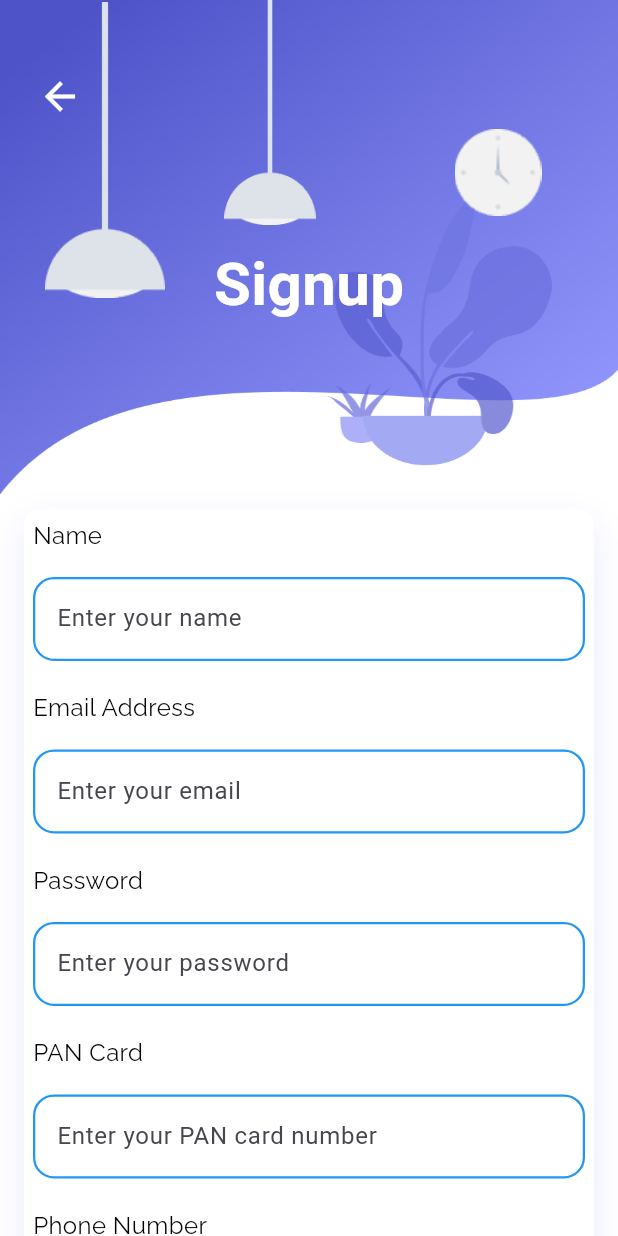
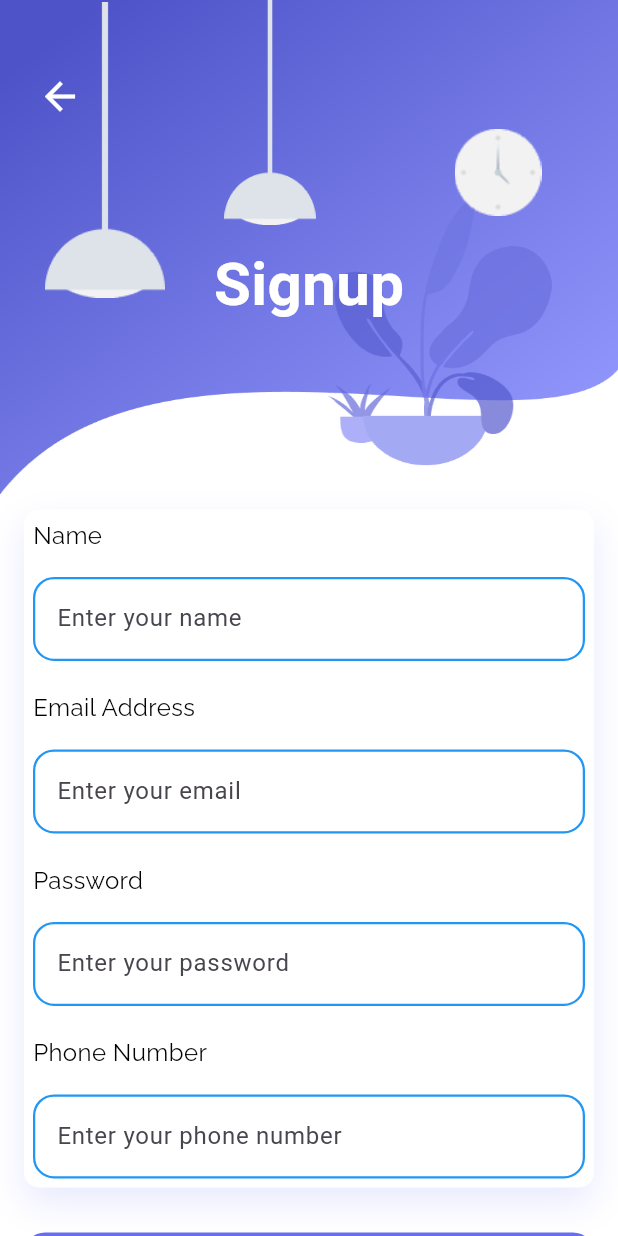
Before and after one commit to chinmaykatdare05/Real-Estate-Immersion, a Flutter app: the SignupPage screen opened by its route, on a phone screen of 412 x 824 dp. Run offline on Flutter 3.47's test engine with Material 3 defaults, Android fonts, the phone set to English and light mode, and no system bars; our stand-ins replace animate_do, cloud_firestore, firebase_auth, firebase_core, fluttertoast, google_fonts; accounts and stored records are empty.

Commit message:
Removed PAN Card from everywhere

```diff
--- a/lib/pages/home/profile.dart
+++ b/lib/pages/home/profile.dart
@@ -35,7 +35,6 @@ class _ProfileScreenState extends State<ProfileScreen> {
           name: userData['name'] ?? '',
           email: userData['email'] ?? '',
           phone: userData['phoneNumber'] ?? '',
-          pan: userData['panCard'] ?? '',
         ),
       ),
     );
@@ -62,8 +61,7 @@ class _ProfileScreenState extends State<ProfileScreen> {
 
         return Scaffold(
           body: SingleChildScrollView(
-            padding: const EdgeInsets.fromLTRB(
-                20.0, 60.0, 20.0, 20.0), // Added padding at the top
+            padding: const EdgeInsets.fromLTRB(20.0, 60.0, 20.0, 20.0),
             child: Column(
               children: [
                 ListTile(
@@ -79,7 +77,7 @@ class _ProfileScreenState extends State<ProfileScreen> {
                     userData['name'],
                     style: const TextStyle(fontSize: 24),
                   ),
-                  subtitle: const Text('Real Estate Intelligence '),
+                  subtitle: const Text('Real Estate Intelligence'),
                   onTap: () {},
                   trailing: const SizedBox(height: 30),
                 ),
@@ -103,11 +101,6 @@ class _ProfileScreenState extends State<ProfileScreen> {
                   leading: const Icon(Icons.phone),
                   title: const Text('Phone Number'),
                   subtitle: Text(userData['phoneNumber']),
-                ),
-                ListTile(
-                  leading: const Icon(Icons.credit_card),
-                  title: const Text('PAN Card Number'),
-                  subtitle: Text(userData['panCard']),
                 ),
                 const ListTile(
                   title: Text(
@@ -157,14 +150,12 @@ class UpdateProfile extends StatelessWidget {
   final String name;
   final String email;
   final String phone;
-  final String pan;
 
   const UpdateProfile({
     super.key,
     required this.name,
     required this.email,
     required this.phone,
-    required this.pan,
   });
 
   @override
@@ -175,8 +166,6 @@ class UpdateProfile extends StatelessWidget {
         TextEditingController(text: email);
     final TextEditingController phoneController =
         TextEditingController(text: phone);
-    final TextEditingController panController =
-        TextEditingController(text: pan);
 
     var formKey;
     return Scaffold(
@@ -235,27 +224,12 @@ class UpdateProfile extends StatelessWidget {
                   LengthLimitingTextInputFormatter(10),
                 ],
               ),
-              const SizedBox(height: 20),
-              TextField(
-                controller: panController,
-                decoration: InputDecoration(
-                  labelText: 'PAN Card Number',
-                  border: OutlineInputBorder(
-                    borderRadius: BorderRadius.circular(10),
-                  ),
-                  prefixIcon: const Icon(Icons.credit_card),
-                ),
-                inputFormatters: <TextInputFormatter>[
-                  LengthLimitingTextInputFormatter(10),
-                ],
-              ),
               const SizedBox(height: 30),
               ElevatedButton(
                 onPressed: () {
                   if (usernameController.text.isEmpty ||
                       // emailController.text.isEmpty ||
-                      phoneController.text.isEmpty ||
-                      panController.text.isEmpty) {
+                      phoneController.text.isEmpty) {
                     ScaffoldMessenger.of(context).showSnackBar(
                       const SnackBar(
                           content: Text('Please fill in all fields.')),
@@ -269,7 +243,6 @@ class UpdateProfile extends StatelessWidget {
                     'name': usernameController.text,
                     'email': emailController.text,
                     'phoneNumber': phoneController.text,
-                    'panCard': panController.text,
                   }).catchError((error) {
                     ScaffoldMessenger.of(context).showSnackBar(
                       SnackBar(
--- a/lib/pages/signup/signup.dart
+++ b/lib/pages/signup/signup.dart
@@ -7,7 +7,6 @@ class SignupPage extends StatelessWidget {
   final TextEditingController nameController = TextEditingController();
   final TextEditingController emailController = TextEditingController();
   final TextEditingController passwordController = TextEditingController();
-  final TextEditingController panCardController = TextEditingController();
   final TextEditingController phoneNumberController = TextEditingController();
 
   final AuthService _authService = AuthService();
@@ -152,8 +151,6 @@ class SignupPage extends StatelessWidget {
                             const SizedBox(height: 20),
                             _password(),
                             const SizedBox(height: 20),
-                            _panCard(),
-                            const SizedBox(height: 20),
                             _phoneNumber(),
                           ],
                         ),
@@ -177,7 +174,6 @@ class SignupPage extends StatelessWidget {
                             name: nameController.text.trim(),
                             email: emailController.text.trim(),
                             password: passwordController.text.trim(),
-                            panCard: panCardController.text.trim(),
                             phoneNumber: phoneNumberController.text.trim(),
                             context: context,
                           );
@@ -304,41 +300,6 @@ class SignupPage extends StatelessWidget {
     );
   }
 
-  Widget _panCard() {
-    return Column(
-      crossAxisAlignment: CrossAxisAlignment.start,
-      children: [
-        Text('PAN Card',
-            style: GoogleFonts.raleway(color: Colors.black, fontSize: 16)),
-        const SizedBox(height: 16),
-        TextField(
-          controller: panCardController,
-          decoration: InputDecoration(
-            filled: true,
-            hintText: 'Enter your PAN card number',
-            //hintStyle: TextStyle(color: Color(0xff6A6A6A), fontSize: 14),
-            fillColor: const Color.fromARGB(255, 255, 255, 255),
-            border: OutlineInputBorder(
-              borderSide: const BorderSide(
-                  color: Colors.blue, width: 1.5), // Border color and width
-              borderRadius: BorderRadius.circular(14),
-            ),
-            enabledBorder: OutlineInputBorder(
-              borderSide: const BorderSide(
-                  color: Colors.blue, width: 1.5), // Border when enabled
-              borderRadius: BorderRadius.circular(14),
-            ),
-            focusedBorder: OutlineInputBorder(
-              borderSide: const BorderSide(
-                  color: Colors.green, width: 2.0), // Border when focused
-              borderRadius: BorderRadius.circular(14),
-            ),
-          ),
-        ),
-      ],
-    );
-  }
-
   Widget _phoneNumber() {
     return Column(
       crossAxisAlignment: CrossAxisAlignment.start,
--- a/lib/services/auth_service.dart
+++ b/lib/services/auth_service.dart
@@ -15,7 +15,6 @@ class AuthService {
     required String name,
     required String email,
     required String password,
-    required String panCard,
     required String phoneNumber,
     required BuildContext context,
   }) async {
@@ -30,7 +29,6 @@ class AuthService {
       await _firestore.collection('users').doc(userCredential.user!.uid).set({
         'name': name,
         'email': email,
-        'panCard': panCard,
         'phoneNumber': phoneNumber,
       });
 
```
